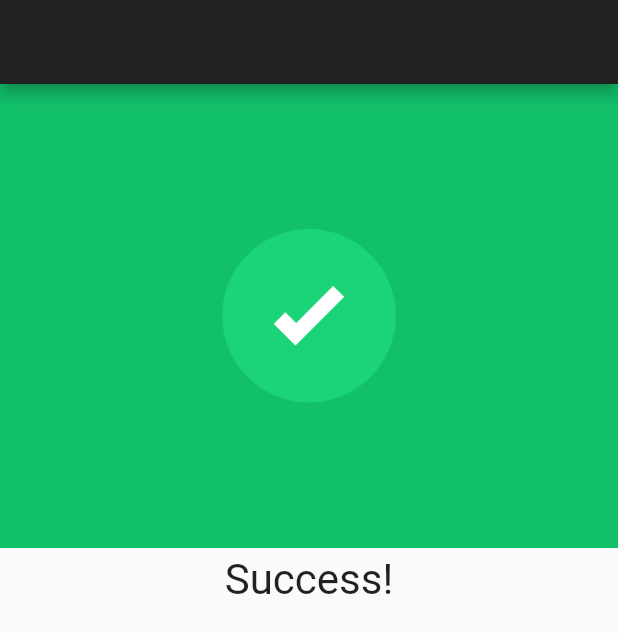
After one commit to abbasidaniyal/FanSportClub-App, a Flutter app: the StatusPage screen opened directly, on a phone screen of 412 x 824 dp. The commit adds this screen. Shown: the top 633 px of the screen. Run offline on Flutter 3.47's test engine with Material 2 defaults, Android fonts, the phone set to English and light mode, and no system bars; our stand-ins replace datetime_picker_formfield, firebase_messaging, flutter_datetime_picker, flutter_linkify, google_sign_in, image_picker and 3 more; missing offline and left inert: flutter_calendar, flutter_facebook_login, flutter_picker, razorpay_flutter; accounts and stored records are empty; network calls fail; statements that could not run were skipped.

Commit message:
Payment Integration done

```diff
--- /dev/null
+++ b/lib/pages/paymentSuccessPage.dart
@@ -0,0 +1,38 @@
+import 'package:flutter/material.dart';
+
+import '../scoped_model/main.dart';
+import 'package:scoped_model/scoped_model.dart';
+
+class StatusPage extends StatelessWidget {
+  StatusPage();
+
+  @override
+  Widget build(BuildContext context) {
+    MainModel model = ScopedModel.of(context);
+    print("Success");
+    return Scaffold(
+      appBar: AppBar(),
+      body: Column(
+        children: <Widget>[
+          Image.asset("assets/success.gif"),
+          Container(
+            padding: EdgeInsets.all(5.0),
+            child: Text(
+              "Success!",
+              textScaleFactor: 2,
+            ),
+          ),
+
+          // Container(
+          //   padding: EdgeInsets.all(2.0),
+          //   child: Text("Your booking ID : " + model.registrationID),
+          // ),
+          // Container(
+          //   margin: EdgeInsets.all(7.0),
+          //   child: model.registrationID.contains("GOLD")?Text("Do collect your gold passes!",textScaleFactor: 2,):Text(""),
+          // )
+        ],
+      ),
+    );
+  }
+}
--- a/lib/scoped_model/login.dart
+++ b/lib/scoped_model/login.dart
@@ -85,16 +85,20 @@ mixin Login on Model {
           : userData["backhand_style"] == "SINGLE"
               ? BACKHANDSTYLE.SINGLE
               : BACKHANDSTYLE.MIXED,
+
       name: userData["name"],
       roleModel: userData["role_model"],
       strongHand: userData["strong_hand"] == "LEFT"
           ? STRONGHAND.LEFT
           : STRONGHAND.RIGHT,
       homeClub: userData["home_club"],
+      email: userData["registered_user"]["email"],
       achievements: userData["achievements"],
       profilePhotoUrl: userData["profile_photo"],
       gender: userData["player_gender"] == "MALE" ? GENDER.MALE : GENDER.FEMALE,
       id: userData["player_id"],
+
+
     );
 
     if (userData["name"] == "") {
--- a/pubspec.yaml
+++ b/pubspec.yaml
@@ -63,6 +63,8 @@ flutter:
     - assets/splashScreen.jpg
     - assets/itf-card.jpg
     - assets/about-cover.jpg
+    - assets/regret.png
+    - assets/success.gif
 
   #  - images/a_dot_burr.jpeg
   #  - images/a_dot_ham.jpeg
```
Also changed, not shown: lib/models/user_profile.dart (+5 -3 lines), lib/pages/payment_details_page.dart (+78 -6 lines), lib/scoped_model/payment.dart (+40 -57 lines), lib/widget/drawer.dart (+17 -18 lines), assets/regret.png (added), assets/success.gif (added).
